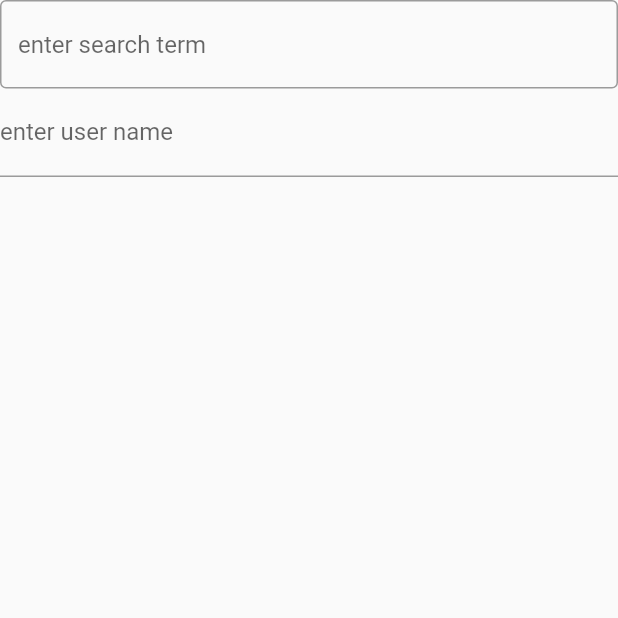
After one commit to abdultanveer/manapuramb2, a Flutter app: the MyForm screen opened directly, on a phone screen of 412 x 824 dp, the top half of it. The commit adds this screen. Run offline on Flutter 3.47's test engine with Material 2 defaults, Android fonts, the light colour scheme and no system bars.

Commit message:
textfield n textformfield

```diff
--- a/lib/demo_layout.dart
+++ b/lib/screens/demo_layout.dart
@@ -1,4 +1,5 @@
 import 'package:flutter/material.dart';
+import 'package:manapuramb2/widgets/fav_widget.dart';
 
 
 void main() {
@@ -35,8 +36,7 @@ Widget _titleSection (){
           Text("switzerland")
         ],
       ),
-      Icon(Icons.star, color: Colors.red,),
-      Text("41")
+      FavoriteWidget()
     ],
   );
 }
--- /dev/null
+++ b/lib/screens/textfield.dart
@@ -0,0 +1,42 @@
+import 'package:flutter/material.dart';
+
+void main() => runApp(MaterialApp(
+  home:MyForm() ,
+));
+
+class MyForm extends StatelessWidget {
+  const MyForm({super.key});
+
+  @override
+  Widget build(BuildContext context) {
+    return Scaffold(
+      body: MyCustomForm(),
+    );
+  }
+}
+class MyCustomForm extends StatefulWidget {
+  const MyCustomForm({super.key});
+
+  @override
+  State<MyCustomForm> createState() => _MyCustomFormState();
+}
+
+class _MyCustomFormState extends State<MyCustomForm> {
+  @override
+  Widget build(BuildContext context) {
+    return Column(
+      children: [
+        TextField(decoration: InputDecoration(
+          border: OutlineInputBorder(),
+          hintText: 'enter search term'
+        ),),
+        TextFormField(
+          decoration: InputDecoration(
+            border: UnderlineInputBorder(),
+            labelText: 'enter user name'
+          ),
+        )
+      ],
+    );
+  }
+}
--- a/lib/widgets/fav_widget.dart
+++ b/lib/widgets/fav_widget.dart
@@ -1,4 +1,11 @@
 import 'package:flutter/material.dart';
+
+void main()=> runApp(MaterialApp(
+  home: Scaffold(
+    body: FavoriteWidget(),
+  ),
+));
+
 
 class FavoriteWidget extends StatefulWidget {
   const FavoriteWidget({super.key});
```
Also changed, not shown: lib/screens/demo_widgets.dart (renamed from lib/demo_widgets.dart), lib/screens/home.dart (renamed from lib/home.dart), lib/screens/home_screen.dart (renamed from lib/home_screen.dart), lib/screens/main.dart (renamed from lib/main.dart).
